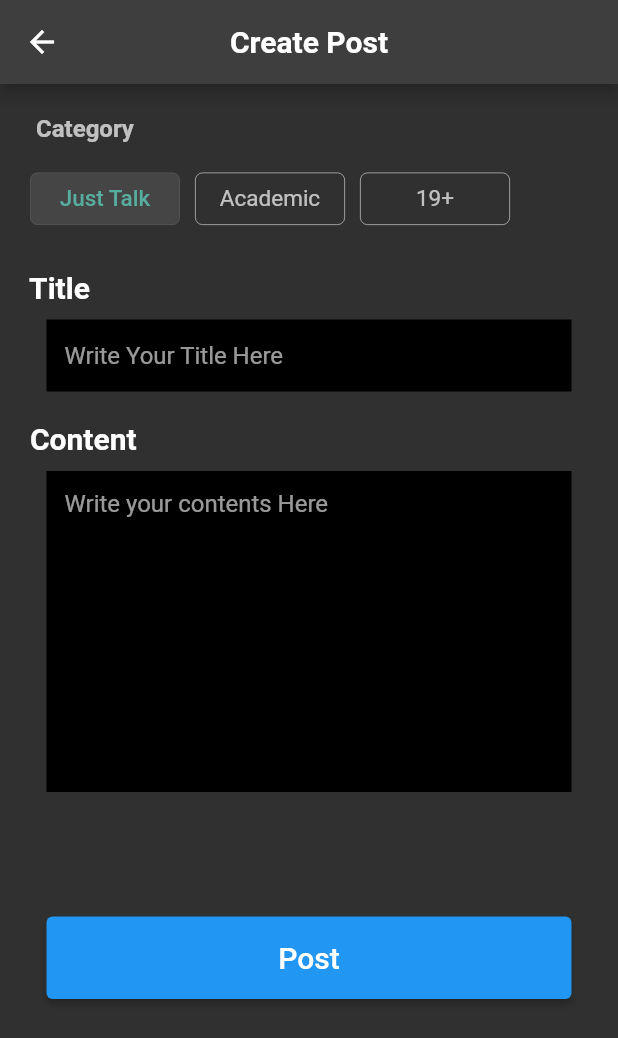
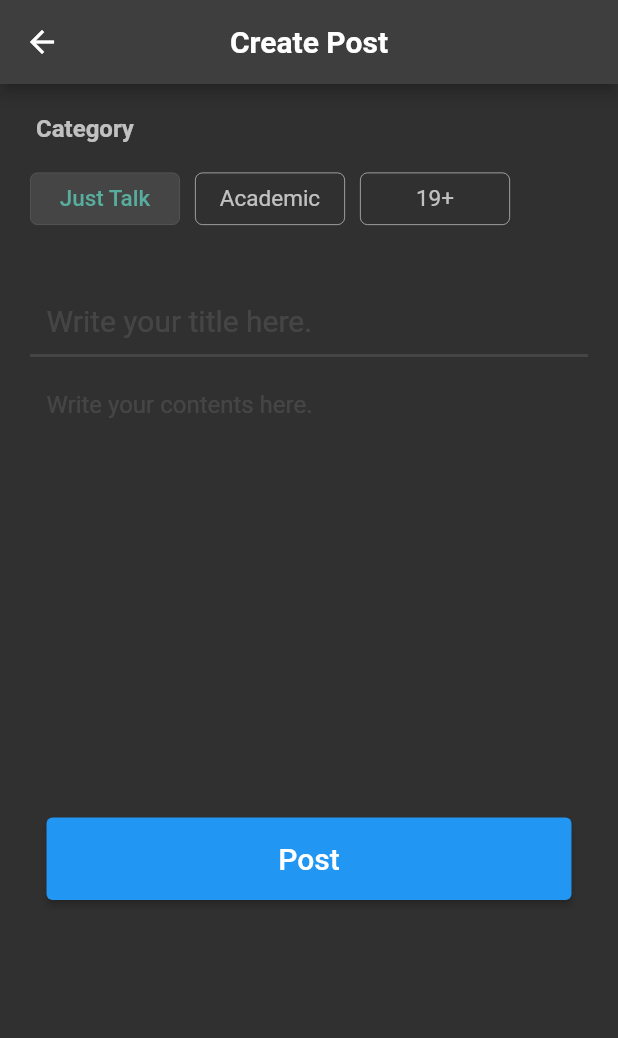
Before and after one commit to seoyoungk0909/INUS, a Flutter app: the PostWritePage screen opened by its route, on a phone screen of 412 x 824 dp. Shown: the top 1038 px of the screen. Run offline on Flutter 3.47's test engine with Material 2 defaults, Android fonts, the phone set to English and light mode, and no system bars; our stand-ins replace cloud_firestore, firebase_auth, firebase_core, timeago; accounts and stored records are empty.

Commit message:
changed UI to the final version

```diff
--- a/lib/views/post_write_page.dart
+++ b/lib/views/post_write_page.dart
@@ -128,10 +128,6 @@ class PostWritePageState extends State<PostWritePage> {
           ),
           Padding(
             padding: const EdgeInsetsDirectional.fromSTEB(15, 30, 0, 0),
-            child: Text(
-              " Title",
-              style: TextStyle(fontSize: 20, fontWeight: FontWeight.bold),
-            ),
           ),
           Padding(
             padding: const EdgeInsetsDirectional.fromSTEB(0, 10, 0, 0),
@@ -144,21 +140,17 @@ class PostWritePageState extends State<PostWritePage> {
                   controller: postTitle,
                   decoration: InputDecoration(
                     border: InputBorder.none,
-                    filled: true,
-                    fillColor: Colors.black,
-                    hintText: "Write Your Title Here",
+                    hintText: "Write your title here.",
+                    hintStyle: TextStyle(fontSize: 20.0, color: Colors.white10),
                   )),
             ),
           ),
-          Padding(
-            padding: const EdgeInsetsDirectional.fromSTEB(0, 20, 0, 0),
-          ),
-          Padding(
-            padding: const EdgeInsetsDirectional.fromSTEB(15, 0, 0, 0),
-            child: Text(
-              " Content",
-              style: TextStyle(fontSize: 20, fontWeight: FontWeight.bold),
-            ),
+          const Divider(
+            color: Colors.white10,
+            height: 0,
+            thickness: 2,
+            indent: 20,
+            endIndent: 20,
           ),
           Padding(
             padding: const EdgeInsetsDirectional.fromSTEB(0, 10, 0, 0),
@@ -171,9 +163,8 @@ class PostWritePageState extends State<PostWritePage> {
                 controller: postContent,
                 decoration: InputDecoration(
                   border: InputBorder.none,
-                  filled: true,
-                  fillColor: Colors.black,
-                  hintText: "Write your contents Here",
+                  hintText: "Write your contents here.",
+                  hintStyle: TextStyle(fontSize: 16.0, color: Colors.white10),
                 ),
                 maxLines: 10,
               ),
```
